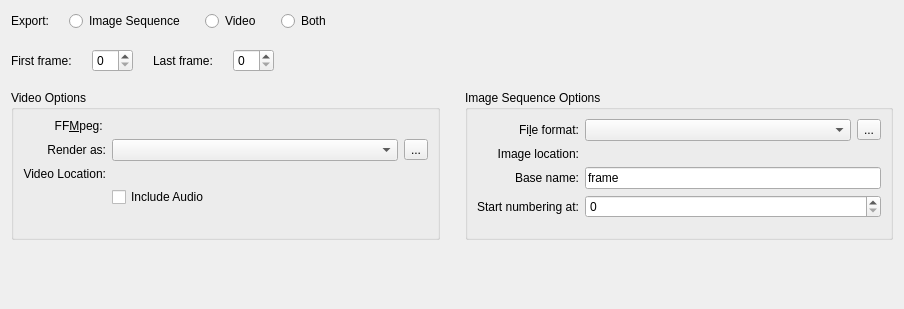
The window that plugins/extensions/animationrenderer/wdg_animationrenderer.ui (KDE/krita) describes before a commit, drawn with Qt 5.
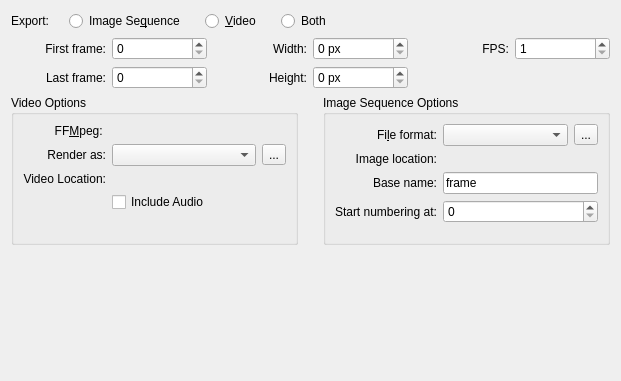
The same window after the commit. Custom widgets are drawn as their Qt base class.

Commit message: D7833: Add options for render animation dialog - height, width, fps

The edit to the form file:
```diff
--- a/plugins/extensions/animationrenderer/wdg_animationrenderer.ui
+++ b/plugins/extensions/animationrenderer/wdg_animationrenderer.ui
@@ -6,8 +6,8 @@
    <rect>
     <x>0</x>
     <y>0</y>
-    <width>904</width>
-    <height>309</height>
+    <width>621</width>
+    <height>381</height>
    </rect>
   </property>
   <property name="sizePolicy">
@@ -20,9 +20,6 @@
    <string>AnimationRenderer Image</string>
   </property>
   <layout class="QVBoxLayout" name="verticalLayout_3">
-   <property name="spacing">
-    <number>18</number>
-   </property>
    <item>
     <layout class="QHBoxLayout" name="horizontalLayout_4">
      <property name="spacing">
@@ -41,14 +38,14 @@
      <item>
       <widget class="QRadioButton" name="shouldExportOnlyImageSequence">
        <property name="text">
-        <string>Image Sequence</string>
+        <string>Image Se&amp;quence</string>
        </property>
       </widget>
      </item>
      <item>
       <widget class="QRadioButton" name="shouldExportOnlyVideo">
        <property name="text">
-        <string>Video</string>
+        <string>&amp;Video</string>
        </property>
       </widget>
      </item>
@@ -75,56 +72,121 @@
     </layout>
    </item>
    <item>
-    <layout class="QHBoxLayout" name="horizontalLayout">
-     <property name="spacing">
-      <number>20</number>
-     </property>
-     <item>
+    <layout class="QGridLayout" name="gridLayout_3">
+     <item row="0" column="1">
+      <widget class="QSpinBox" name="intStart">
+       <property name="sizePolicy">
+        <sizepolicy hsizetype="Preferred" vsizetype="Fixed">
+         <horstretch>0</horstretch>
+         <verstretch>0</verstretch>
+        </sizepolicy>
+       </property>
+      </widget>
+     </item>
+     <item row="0" column="0">
       <widget class="QLabel" name="label_3">
        <property name="text">
         <string>First frame:</string>
        </property>
+       <property name="alignment">
+        <set>Qt::AlignRight|Qt::AlignTrailing|Qt::AlignVCenter</set>
+       </property>
       </widget>
      </item>
-     <item>
-      <widget class="QSpinBox" name="intStart">
+     <item row="0" column="4">
+      <widget class="QLabel" name="fpsLabel">
+       <property name="layoutDirection">
+        <enum>Qt::LeftToRight</enum>
+       </property>
+       <property name="text">
+        <string>FPS:</string>
+       </property>
+       <property name="alignment">
+        <set>Qt::AlignRight|Qt::AlignTrailing|Qt::AlignVCenter</set>
+       </property>
+      </widget>
+     </item>
+     <item row="0" column="5">
+      <widget class="QSpinBox" name="intFramesPerSecond">
+       <property name="minimum">
+        <number>1</number>
+       </property>
+       <property name="singleStep">
+        <number>1</number>
+       </property>
+      </widget>
+     </item>
+     <item row="1" column="1">
+      <widget class="QSpinBox" name="intEnd">
        <property name="sizePolicy">
-        <sizepolicy hsizetype="Fixed" vsizetype="Fixed">
-         <horstretch>1</horstretch>
+        <sizepolicy hsizetype="Preferred" vsizetype="Fixed">
+         <horstretch>0</horstretch>
          <verstretch>0</verstretch>
         </sizepolicy>
        </property>
       </widget>
      </item>
-     <item>
+     <item row="1" column="0">
       <widget class="QLabel" name="label_4">
        <property name="text">
         <string>Last frame:</string>
        </property>
+       <property name="alignment">
+        <set>Qt::AlignRight|Qt::AlignTrailing|Qt::AlignVCenter</set>
+       </property>
       </widget>
      </item>
-     <item>
-      <widget class="QSpinBox" name="intEnd">
+     <item row="0" column="3">
+      <widget class="QSpinBox" name="intWidth">
        <property name="sizePolicy">
-        <sizepolicy hsizetype="Fixed" vsizetype="Fixed">
-         <horstretch>1</horstretch>
+        <sizepolicy hsizetype="Preferred" vsizetype="Fixed">
+         <horstretch>0</horstretch>
          <verstretch>0</verstretch>
         </sizepolicy>
        </property>
+       <property name="suffix">
+        <string> px</string>
+       </property>
       </widget>
      </item>
-     <item>
-      <spacer name="horizontalSpacer_2">
-       <property name="orientation">
-        <enum>Qt::Horizontal</enum>
+     <item row="0" column="2">
+      <widget class="QLabel" name="lblWidth">
+       <property name="sizePolicy">
+        <sizepolicy hsizetype="Preferred" vsizetype="Preferred">
+         <horstretch>0</horstretch>
+         <verstretch>0</verstretch>
+        </sizepolicy>
        </property>
-       <property name="sizeHint" stdset="0">
-        <size>
-         <width>40</width>
-         <height>20</height>
-        </size>
+       <property name="text">
+        <string>Width:</string>
        </property>
-      </spacer>
+       <property name="alignment">
+        <set>Qt::AlignRight|Qt::AlignTrailing|Qt::AlignVCenter</set>
+       </property>
+      </widget>
+     </item>
+     <item row="1" column="2">
+      <widget class="QLabel" name="lblHeight">
+       <property name="text">
+        <string>Height:</string>
+       </property>
+       <property name="alignment">
+        <set>Qt::AlignRight|Qt::AlignTrailing|Qt::AlignVCenter</set>
+       </property>
+      </widget>
+     </item>
+     <item row="1" column="3">
+      <widget class="QSpinBox" name="intHeight">
+       <property name="sizePolicy">
+        <sizepolicy hsizetype="Preferred" vsizetype="Fixed">
+         <horstretch>0</horstretch>
+         <verstretch>0</verstretch>
+        </sizepolicy>
+       </property>
+       <property name="suffix">
+        <string> px</string>
+       </property>
+      </widget>
      </item>
     </layout>
    </item>
```
The commit also changes 7 other files.
